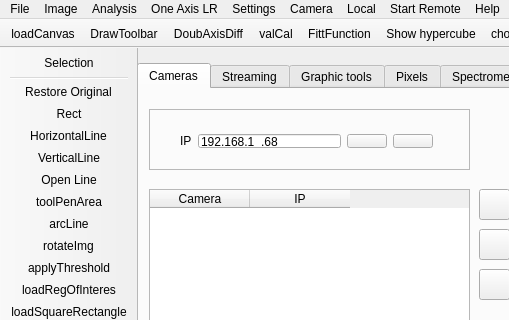
Old version of the form mainwindow.ui in the repository JairoSalazarV/QtHypCam; both pictures show x 0 to 509 and y 0 to 320 of the 1084 by 698 pixel window.
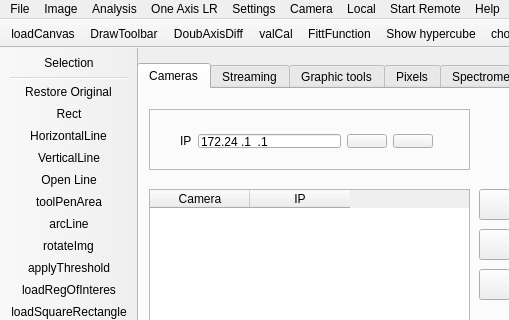
New version of the form. The open tabs and pages were chosen to show the change. Icons and pictures are not drawn.

What changed in the file:
```diff
--- a/mainwindow.ui
+++ b/mainwindow.ui
@@ -95,7 +95,7 @@
            <string>999.999.999.999</string>
           </property>
           <property name="text">
-           <string>192.168.1.68</string>
+           <string>172.24.1.1</string>
           </property>
          </widget>
         </item>
```
